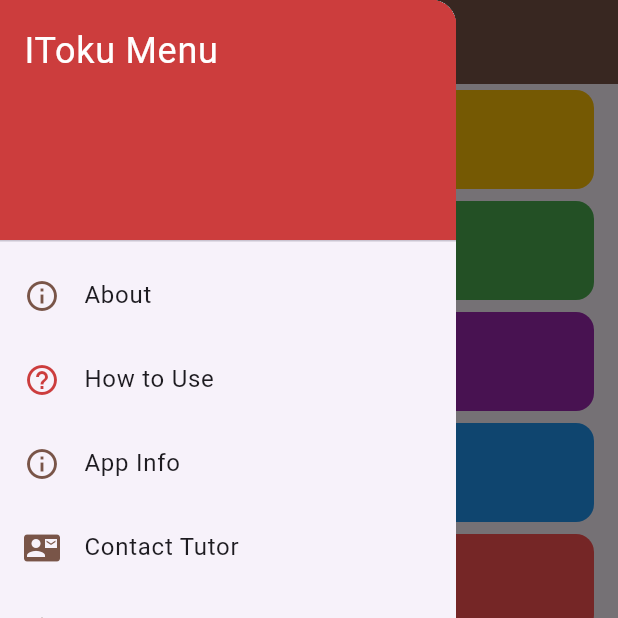
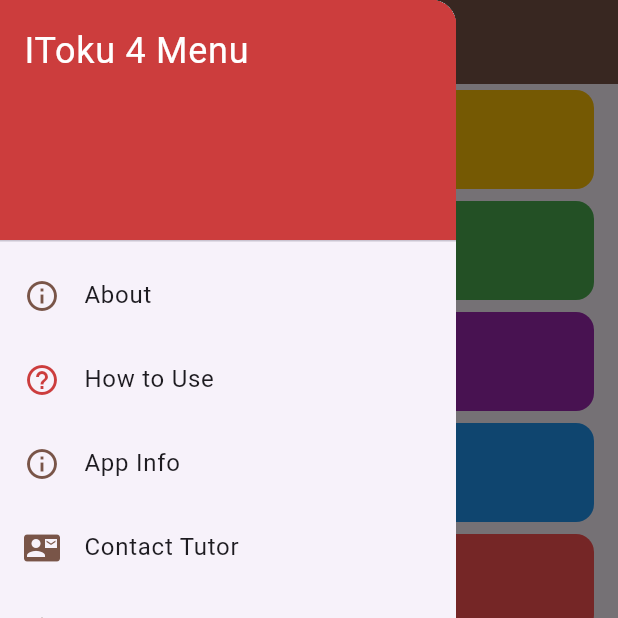
Before and after one commit to mohammedflutterpro/ITOKU_AOU, a Flutter app: the screen it shows after launch, with the side drawer open, on a phone screen of 412 x 824 dp, the top half of it. Run offline on Flutter 3.47's test engine with Material 3 defaults, Android fonts, the phone set to English and light mode, and no system bars; our stand-ins replace audioplayers, flutter_tts, speech_to_text; missing offline and left inert: kana_kit, translator.

```diff
--- /dev/null
+++ b/devtools_options.yaml
@@ -0,0 +1,3 @@
+description: This file stores settings for Dart & Flutter DevTools.
+documentation: https://docs.flutter.dev/tools/devtools/extensions#configure-extension-enablement-states
+extensions:
--- a/lib/screen/0_Home_page.dart
+++ b/lib/screen/0_Home_page.dart
@@ -29,7 +29,7 @@ class HomePageToku extends StatelessWidget {
             DrawerHeader(
               decoration: const BoxDecoration(color: Color(0xFFCC3D3D)),
               child: const Text(
-                'IToku Menu',
+                'IToku 4 Menu',
                 style: TextStyle(
                   color: Colors.white,
                   fontSize: 24,
```
